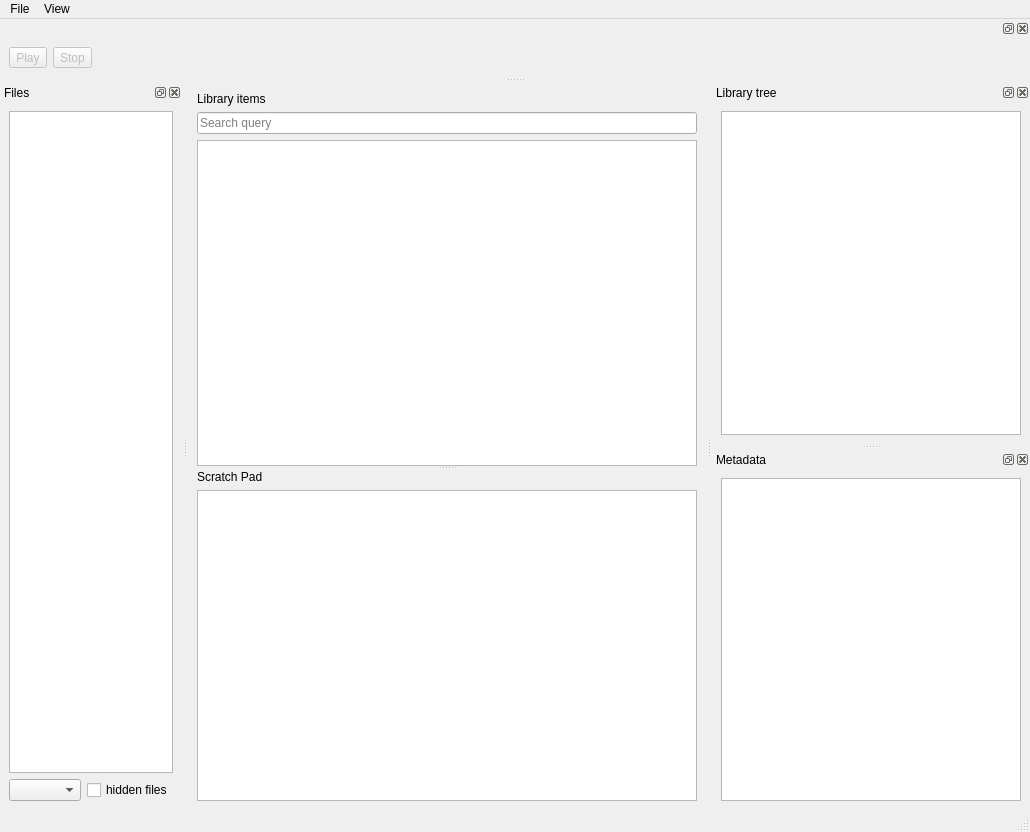
Jajcus/sampledrawer, file sample_drawer/gui/main_window.ui: the form before one commit.
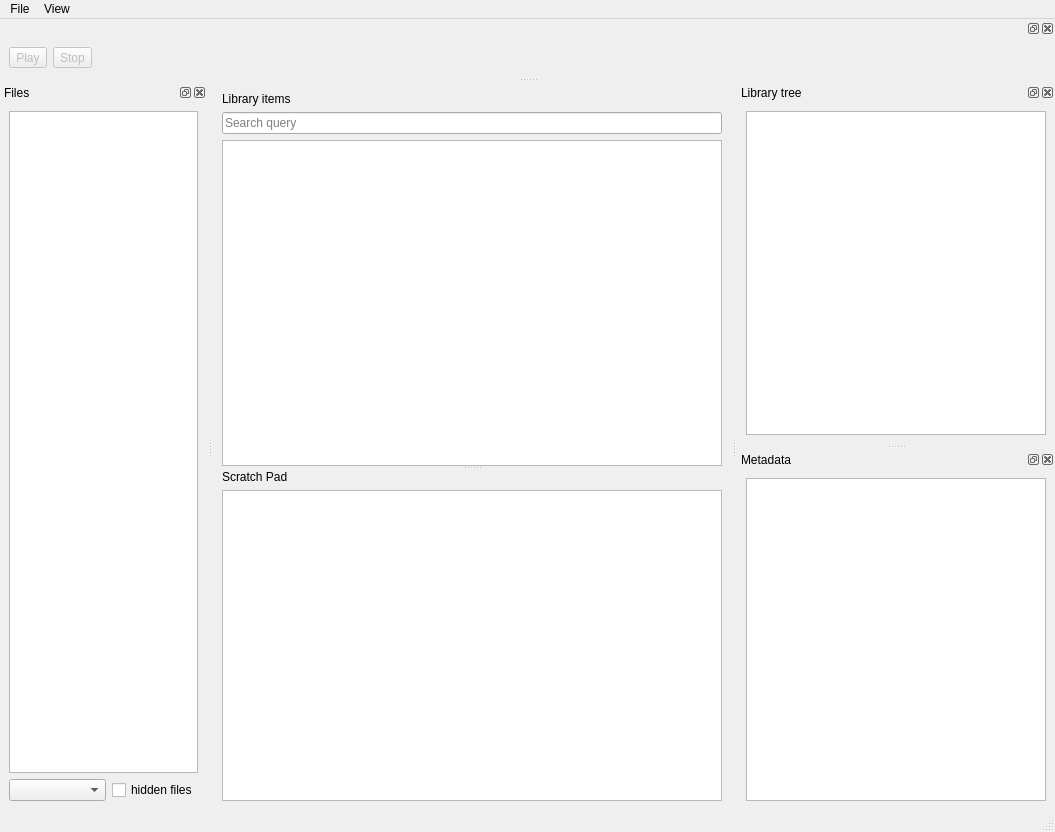
The form after the commit. Icons and pictures are not drawn. Custom widgets are drawn as their Qt base class.

The edit to the form file:
```diff
--- a/sample_drawer/gui/main_window.ui
+++ b/sample_drawer/gui/main_window.ui
@@ -6,7 +6,7 @@
    <rect>
     <x>0</x>
     <y>0</y>
-    <width>897</width>
+    <width>1055</width>
     <height>832</height>
    </rect>
   </property>
@@ -93,8 +93,8 @@
     <rect>
      <x>0</x>
      <y>0</y>
-     <width>897</width>
-     <height>21</height>
+     <width>1055</width>
+     <height>22</height>
     </rect>
    </property>
    <widget class="QMenu" name="menuFile">
```
Left out of the diff: 3 changed lines with no effect on the pictures.
